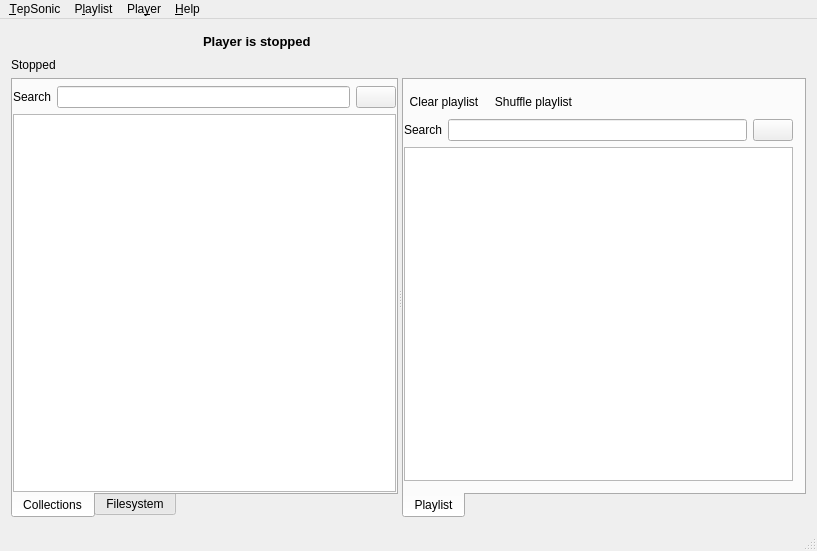
danvratil/TepSonic, file player/ui/mainwindow.ui: the form before one commit.
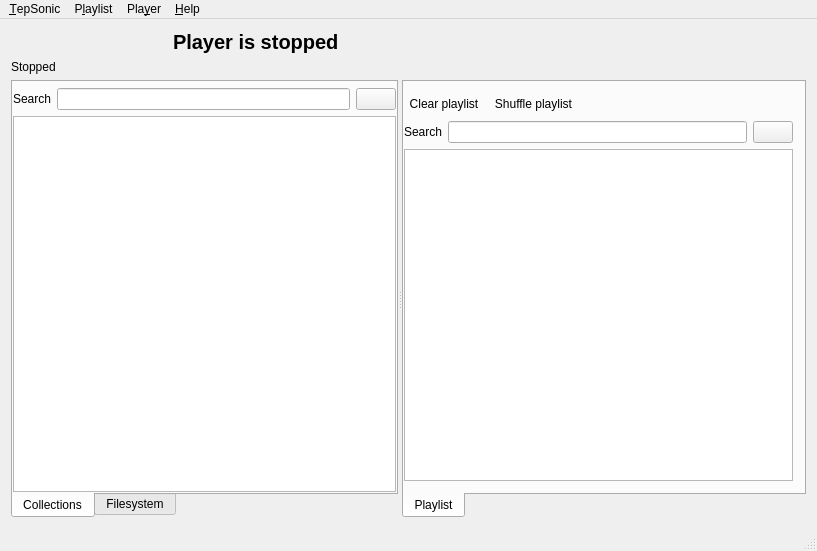
The form after the commit. Icons and pictures are not drawn. Custom widgets are drawn as their Qt base class.

Commit message: Use bigger font for song title

```diff
--- a/player/ui/mainwindow.ui
+++ b/player/ui/mainwindow.ui
@@ -159,7 +159,7 @@
         </property>
         <property name="sizeHint" stdset="0">
          <size>
-          <width>40</width>
+          <width>10</width>
           <height>20</height>
          </size>
         </property>
@@ -169,7 +169,7 @@
        <widget class="QLabel" name="trackTitleLabel">
         <property name="font">
          <font>
-          <pointsize>10</pointsize>
+          <pointsize>15</pointsize>
           <weight>75</weight>
           <bold>true</bold>
          </font>
```
